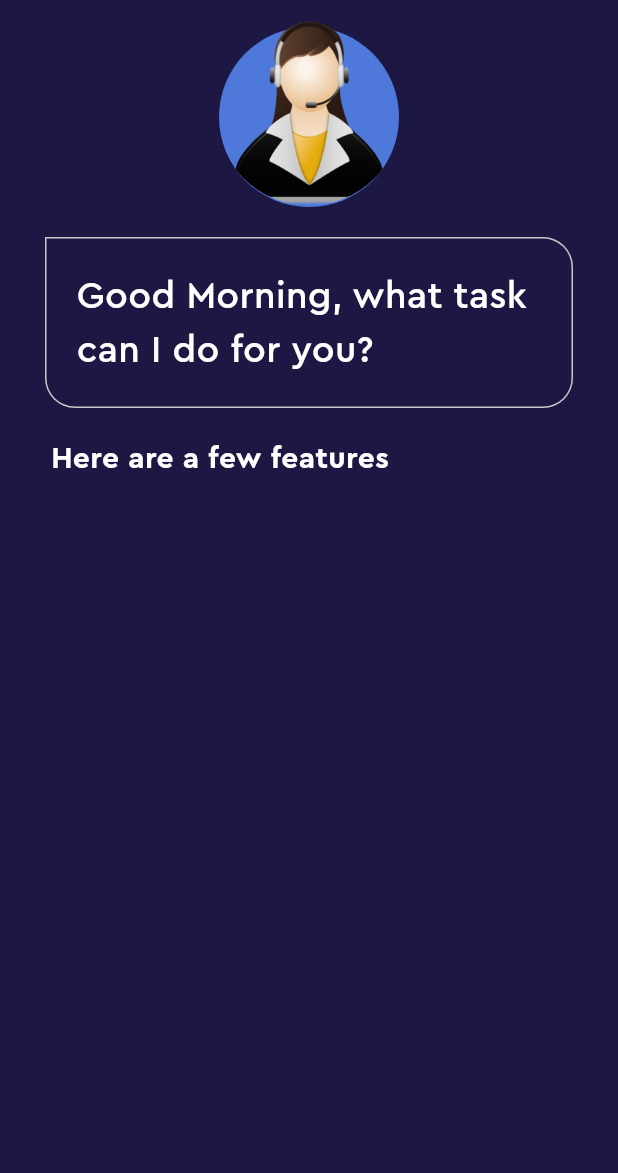
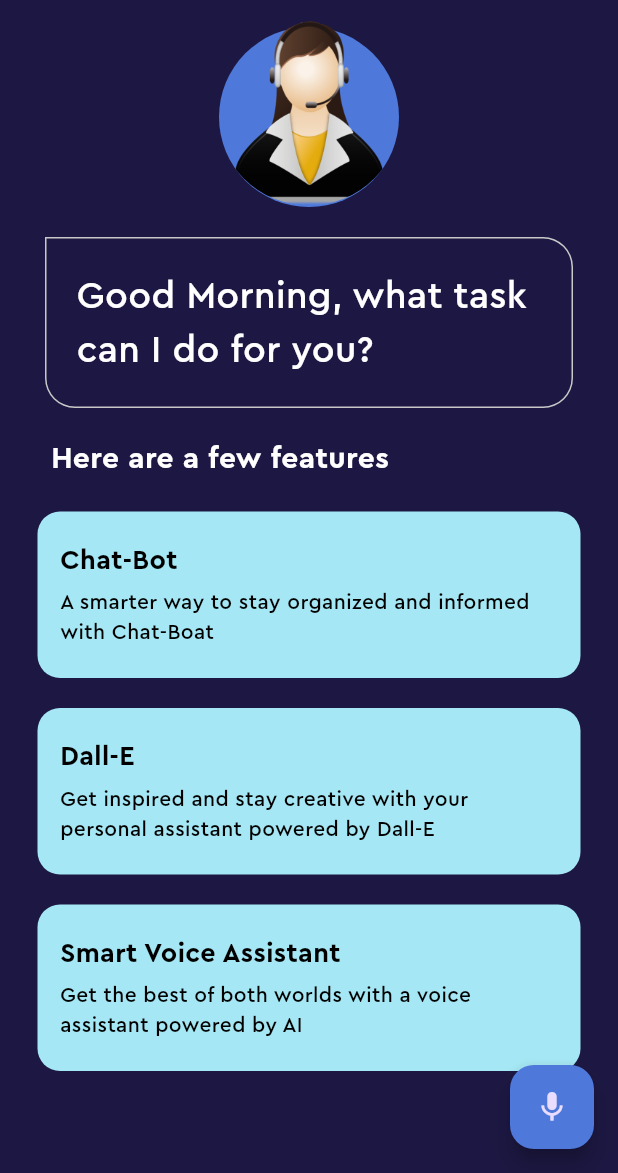
Before and after one commit to manoharacharyaa/allen, a Flutter app: the screen it shows after launch, on a phone screen of 412 x 824 dp, the part 63-1236 px from its top. Run offline on Flutter 3.47's test engine with Material 2 defaults, Android fonts, the phone set to English and light mode, and no system bars.

```diff
--- a/lib/feature_box.dart
+++ b/lib/feature_box.dart
@@ -1,19 +1,59 @@
+import 'package:allen/pallete.dart';
 import 'package:flutter/material.dart';
 
 class FeatureBox extends StatelessWidget {
   final Color color;
-  const FeatureBox({super.key, required this.color});
+  final String headerText;
+  final String discriptionText;
+  const FeatureBox({
+    super.key,
+    required this.color,
+    required this.headerText,
+    required this.discriptionText,
+  });
 
   @override
   Widget build(BuildContext context) {
     return Container(
       margin: const EdgeInsets.symmetric(
-        horizontal: 35,
+        horizontal: 25,
         vertical: 10,
       ),
       decoration: BoxDecoration(
         color: color,
-        borderRadius: BorderRadius.all(Radius.circular(15)),
+        borderRadius: BorderRadius.all(
+          Radius.circular(15),
+        ),
+      ),
+      child: Padding(
+        padding: const EdgeInsets.symmetric(vertical: 20).copyWith(left: 15),
+        child: Column(
+          children: [
+            Align(
+              alignment: Alignment.centerLeft,
+              child: Text(
+                headerText,
+                style: TextStyle(
+                  fontFamily: 'Cera Pro',
+                  color: Pallete.blackColor,
+                  fontSize: 18,
+                  fontWeight: FontWeight.bold,
+                ),
+              ),
+            ),
+            SizedBox(height: 5),
+            Padding(
+              padding: const EdgeInsets.only(right: 15),
+              child: Text(
+                discriptionText,
+                style: TextStyle(
+                  fontFamily: 'Cera Pro',
+                  color: Pallete.blackColor,
+                ),
+              ),
+            ),
+          ],
+        ),
       ),
     );
   }
--- a/lib/home_page.dart
+++ b/lib/home_page.dart
@@ -1,3 +1,4 @@
+import 'package:allen/feature_box.dart';
 import 'package:allen/pallete.dart';
 import 'package:flutter/material.dart';
 
@@ -88,11 +89,33 @@ class _HomePageState extends State<HomePage> {
           ),
           Column(
             children: [
-
+              FeatureBox(
+                color: Pallete.firstSuggestionBoxColor,
+                headerText: 'Chat-Bot',
+                discriptionText:
+                    'A smarter way to stay organized and informed with Chat-Boat',
+              ),
+              FeatureBox(
+                color: Pallete.firstSuggestionBoxColor,
+                headerText: 'Dall-E',
+                discriptionText:
+                    'Get inspired and stay creative with your personal assistant powered by Dall-E',
+              ),
+              FeatureBox(
+                color: Pallete.firstSuggestionBoxColor,
+                headerText: 'Smart Voice Assistant',
+                discriptionText:
+                    'Get the best of both worlds with a voice assistant powered by AI',
+              ),
             ],
           ),
         ],
       ),
+      floatingActionButton: FloatingActionButton(
+        backgroundColor: Pallete.assistantCircleColor,
+        onPressed: () {},
+        child: const Icon(Icons.mic),
+      ),
     );
   }
 }
--- a/pubspec.yaml
+++ b/pubspec.yaml
@@ -12,6 +12,7 @@ dependencies:
     sdk: flutter
 
   cupertino_icons: ^1.0.2
+  speech_to_text: ^6.1.1
 
 dev_dependencies:
   flutter_test:
```
Also changed, not shown: pubspec.lock, 2 other files.
